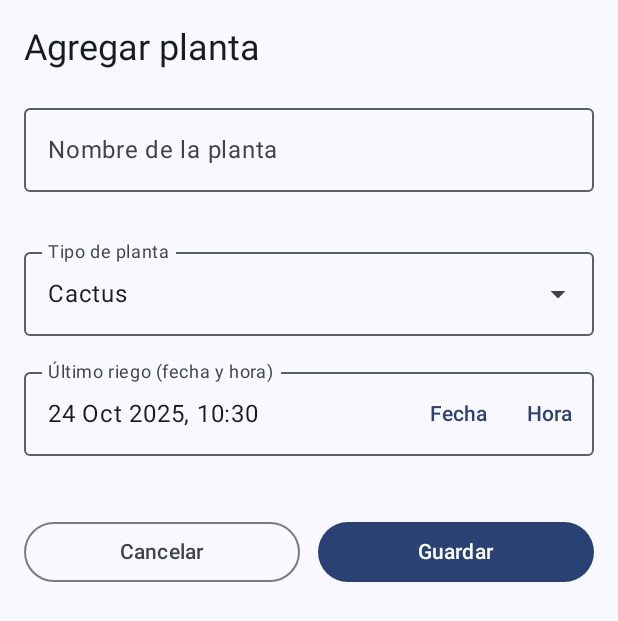
After one commit to PaulinaCampusano/PlantMe, an Android app built with Jetpack Compose: the composable AddPlantScreen shown on its own in the app's theme, on a phone screen of 412 x 824 dp. The commit adds this screen. Shown: the top 621 px of the screen. Run offline under Robolectric (Android 15) with nearby library versions, the phone set to English and light mode, and no system bars.

Commit message:
se creo AddplantScreen

```diff
--- a/app/src/main/java/com/example/plantme_grupo8/model/ModelPlant.kt
+++ b/app/src/main/java/com/example/plantme_grupo8/model/ModelPlant.kt
@@ -3,6 +3,7 @@ package com.example.plantme_grupo8.model
 data class ModelPlant(
     val id: Long,
     val name: String,
-    val intervalDays: Int,
-    val nextWateringAtMillis: Long
+    val intervalDays: Int,          // el valor efectivo que usarás en Home
+    val nextWateringAtMillis: Long, // siguiente riego calculado
+    val speciesKey: String? = null  // ej. "cactus", "pothos" (null si fue manual)
 )
--- /dev/null
+++ b/app/src/main/java/com/example/plantme_grupo8/ui/theme/screens/AddPlantScreen.kt
@@ -0,0 +1,153 @@
+package com.example.plantme_grupo8.ui.theme.screens
+
+import android.app.DatePickerDialog
+import android.app.TimePickerDialog
+import androidx.compose.foundation.clickable
+import androidx.compose.foundation.layout.*
+import androidx.compose.material.icons.Icons
+import androidx.compose.material.icons.filled.ArrowDropDown
+import androidx.compose.material3.*
+import androidx.compose.runtime.*
+import androidx.compose.runtime.saveable.rememberSaveable
+import androidx.compose.ui.Modifier
+import androidx.compose.ui.platform.LocalContext
+import androidx.compose.ui.unit.dp
+import androidx.compose.ui.text.input.KeyboardType
+import com.example.plantme_grupo8.ui.theme.utils.SpeciesDefault
+import com.example.plantme_grupo8.viewModel.HomeViewModel
+import java.text.SimpleDateFormat
+import java.util.Calendar
+import java.util.Date
+import java.util.Locale
+
+@Composable
+fun AddPlantScreen(
+    homeVm: HomeViewModel,         // MISMO VM que usa Home
+    onSaved: () -> Unit = {},      // navega atrás luego (cuando tengas Nav)
+    onCancel: () -> Unit = {}
+) {
+    var name by rememberSaveable { mutableStateOf("") }
+    var expanded by remember { mutableStateOf(false) }
+
+    // Tipo seleccionado (por defecto el primero)
+    val speciesList = SpeciesDefault.list
+    var selectedKey by rememberSaveable { mutableStateOf(speciesList.first().key) }
+
+    // Último riego (por defecto ahora)
+    var lastWateredMillis by rememberSaveable { mutableStateOf(System.currentTimeMillis()) }
+
+    // Errores simples
+    var nameError by remember { mutableStateOf(false) }
+
+    // Pickers
+    val ctx = LocalContext.current
+    fun pickDate() {
+        val c = Calendar.getInstance().apply { timeInMillis = lastWateredMillis }
+        DatePickerDialog(
+            ctx,
+            { _, y, m, d ->
+                c.set(Calendar.YEAR, y)
+                c.set(Calendar.MONTH, m)
+                c.set(Calendar.DAY_OF_MONTH, d)
+                lastWateredMillis = c.timeInMillis
+            },
+            c.get(Calendar.YEAR),
+            c.get(Calendar.MONTH),
+            c.get(Calendar.DAY_OF_MONTH)
+        ).show()
+    }
+    fun pickTime() {
+        val c = Calendar.getInstance().apply { timeInMillis = lastWateredMillis }
+        TimePickerDialog(
+            ctx,
+            { _, h, min ->
+                c.set(Calendar.HOUR_OF_DAY, h)
+                c.set(Calendar.MINUTE, min)
+                c.set(Calendar.SECOND, 0)
+                c.set(Calendar.MILLISECOND, 0)
+                lastWateredMillis = c.timeInMillis
+            },
+            c.get(Calendar.HOUR_OF_DAY),
+            c.get(Calendar.MINUTE),
+            true
+        ).show()
+    }
+
+    val fmt = remember { SimpleDateFormat("dd MMM yyyy, HH:mm", Locale.getDefault()) }
+    val lastText = remember(lastWateredMillis) { fmt.format(Date(lastWateredMillis)) }
+
+    Column(Modifier.fillMaxSize().padding(16.dp), verticalArrangement = Arrangement.spacedBy(16.dp)) {
+        Text("Agregar planta", style = MaterialTheme.typography.headlineSmall)
+
+        // Nombre
+        OutlinedTextField(
+            value = name,
+            onValueChange = { name = it; nameError = false },
+            label = { Text("Nombre de la planta") },
+            singleLine = true,
+            isError = nameError,
+            supportingText = { if (nameError) Text("Ingresa un nombre") },
+            modifier = Modifier.fillMaxWidth()
+        )
+
+        // Tipo (dropdown)
+        OutlinedTextField(
+            value = SpeciesDefault.displayFor(selectedKey),
+            onValueChange = {},
+            readOnly = true,
+            label = { Text("Tipo de planta") },
+            trailingIcon = { Icon(Icons.Default.ArrowDropDown, contentDescription = null) },
+            modifier = Modifier
+                .fillMaxWidth()
+                .clickable { expanded = true }
+        )
+        DropdownMenu(expanded = expanded, onDismissRequest = { expanded = false }) {
+            speciesList.forEach { sp ->
+                DropdownMenuItem(
+                    text = { Text(sp.display) },
+                    onClick = { selectedKey = sp.key; expanded = false }
+                )
+            }
+        }
+
+        // Último riego (fecha y hora)
+        OutlinedTextField(
+            value = lastText,
+            onValueChange = {},
+            readOnly = true,
+            label = { Text("Último riego (fecha y hora)") },
+            trailingIcon = {
+                Row {
+                    TextButton(onClick = { pickDate() }) { Text("Fecha") }
+                    TextButton(onClick = { pickTime() }) { Text("Hora") }
+                }
+            },
+            modifier = Modifier.fillMaxWidth()
+        )
+
+        Spacer(Modifier.height(8.dp))
+
+        Row(horizontalArrangement = Arrangement.spacedBy(12.dp)) {
+            OutlinedButton(onClick = onCancel, modifier = Modifier.weight(1f)) {
+                Text("Cancelar")
+            }
+            Button(
+                onClick = {
+                    nameError = name.isBlank()
+                    if (!nameError) {
+                        // AUTOMÁTICO: calcula intervalo por tipo y guarda
+                        homeVm.addPlantAuto(
+                            name = name.trim(),
+                            speciesKey = selectedKey,
+                            lastWateredAtMillis = lastWateredMillis
+                        )
+                        onSaved()
+                    }
+                },
+                modifier = Modifier.weight(1f)
+            ) {
+                Text("Guardar")
+            }
+        }
+    }
+}
--- /dev/null
+++ b/app/src/main/java/com/example/plantme_grupo8/ui/theme/utils/SpeciesDefault.kt
@@ -0,0 +1,20 @@
+package com.example.plantme_grupo8.ui.theme.utils
+
+
+data class Species(val key: String, val display: String, val intervalDays: Int)
+
+object SpeciesDefault {
+    val list = listOf(
+        Species("cactus",       "Cactus",       30),
+        Species("pothos",       "Pothos",        7),
+        Species("aloe",         "Aloe",         14),
+        Species("sansevieria",  "Sansevieria",  18),
+        Species("suculenta",    "Suculenta",    21)
+    )
+
+    fun intervalFor(key: String): Int =
+        list.firstOrNull { it.key == key }?.intervalDays ?: 7
+
+    fun displayFor(key: String): String =
+        list.firstOrNull { it.key == key }?.display ?: key
+}
```
Also changed, not shown: app/src/main/java/com/example/plantme_grupo8/MainActivity.kt (+9 -8 lines), app/src/main/java/com/example/plantme_grupo8/ui/theme/screens/AccountScreen.kt (+6 -1 lines), app/src/main/java/com/example/plantme_grupo8/viewModel/AccountViewModel.kt (deleted, +0 -22 lines), app/src/main/java/com/example/plantme_grupo8/viewModel/HomeViewModel.kt (+11 -3 lines).
